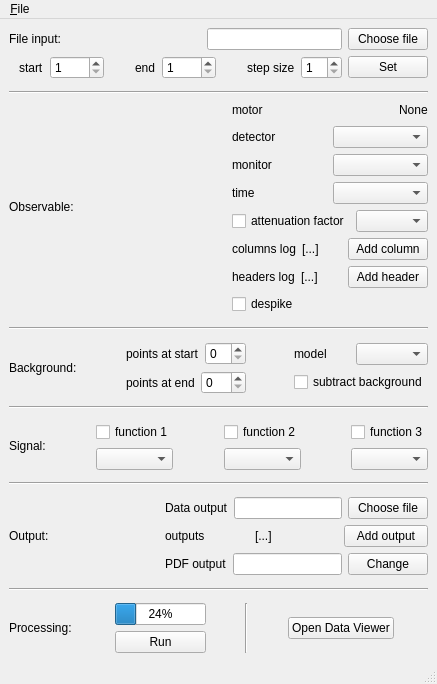
Old version of the form gui/iint-gui.ui in the repository syncope/adapt.
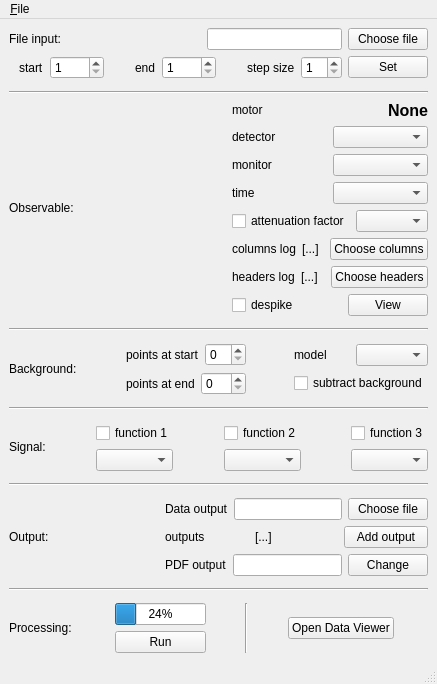
New version of the form.

Commit message: small milestone reached:  - collect all information for running iintdefinition process  - successful run (albeit: not full info yet; hardcoded stuff... BAD)  ! [VIEW] button creates pop-up display of current spectrum

What changed in the file:
```diff
--- a/gui/iint-gui.ui
+++ b/gui/iint-gui.ui
@@ -235,6 +235,428 @@
             </item>
             <item>
              <widget class="QLabel" name="observableMotorLabel">
+              <property name="palette">
+               <palette>
+                <active>
+                 <colorrole role="WindowText">
+                  <brush brushstyle="SolidPattern">
+                   <color alpha="255">
+                    <red>0</red>
+                    <green>0</green>
+                    <blue>0</blue>
+                   </color>
+                  </brush>
+                 </colorrole>
+                 <colorrole role="Button">
+                  <brush brushstyle="SolidPattern">
+                   <color alpha="255">
+                    <red>0</red>
+                    <green>0</green>
+                    <blue>255</blue>
+                   </color>
+                  </brush>
+                 </colorrole>
+                 <colorrole role="Light">
+                  <brush brushstyle="SolidPattern">
+                   <color alpha="255">
+                    <red>127</red>
+                    <green>127</green>
+                    <blue>255</blue>
+                   </color>
+                  </brush>
+                 </colorrole>
+                 <colorrole role="Midlight">
+                  <brush brushstyle="SolidPattern">
+                   <color alpha="255">
+                    <red>63</red>
+                    <green>63</green>
+                    <blue>255</blue>
+                   </color>
+                  </brush>
+                 </colorrole>
+                 <colorrole role="Dark">
+                  <brush brushstyle="SolidPattern">
+                   <color alpha="255">
+                    <red>0</red>
+                    <green>0</green>
+                    <blue>127</blue>
+                   </color>
+                  </brush>
+                 </colorrole>
+                 <colorrole role="Mid">
+                  <brush brushstyle="SolidPattern">
+                   <color alpha="255">
+                    <red>0</red>
+                    <green>0</green>
+                    <blue>170</blue>
+                   </color>
+                  </brush>
+                 </colorrole>
+                 <colorrole role="Text">
+                  <brush brushstyle="SolidPattern">
+                   <color alpha="255">
+                    <red>0</red>
+                    <green>0</green>
+                    <blue>0</blue>
+                   </color>
+                  </brush>
+                 </colorrole>
+                 <colorrole role="BrightText">
+                  <brush brushstyle="SolidPattern">
+                   <color alpha="255">
+                    <red>255</red>
+                    <green>255</green>
+                    <blue>255</blue>
+                   </color>
+                  </brush>
+                 </colorrole>
+                 <colorrole role="ButtonText">
+                  <brush brushstyle="SolidPattern">
+                   <color alpha="255">
+                    <red>0</red>
+                    <green>0</green>
+                    <blue>0</blue>
+                   </color>
+                  </brush>
+                 </colorrole>
+                 <colorrole role="Base">
+                  <brush brushstyle="SolidPattern">
+                   <color alpha="255">
+                    <red>255</red>
+                    <green>255</green>
+                    <blue>255</blue>
+                   </color>
+                  </brush>
+                 </colorrole>
+                 <colorrole role="Window">
+                  <brush brushstyle="SolidPattern">
+                   <color alpha="255">
+                    <red>0</red>
+                    <green>0</green>
+                    <blue>255</blue>
+                   </color>
+                  </brush>
+                 </colorrole>
+                 <colorrole role="Shadow">
+                  <brush brushstyle="SolidPattern">
+                   <color alpha="255">
+                    <red>0</red>
+                    <green>0</green>
+                    <blue>0</blue>
+                   </color>
+                  </brush>
+                 </colorrole>
+                 <colorrole role="AlternateBase">
+                  <brush brushstyle="SolidPattern">
+                   <color alpha="255">
+                    <red>127</red>
+                    <green>127</green>
+                    <blue>255</blue>
+                   </color>
+                  </brush>
+                 </colorrole>
+                 <colorrole role="ToolTipBase">
+                  <brush brushstyle="SolidPattern">
+                   <color alpha="255">
+                    <red>255</red>
+                    <green>255</green>
+                    <blue>220</blue>
+                   </color>
+                  </brush>
+                 </colorrole>
+                 <colorrole role="ToolTipText">
+                  <brush brushstyle="SolidPattern">
+                   <color alpha="255">
+                    <red>0</red>
+                    <green>0</green>
+                    <blue>0</blue>
+                   </color>
+                  </brush>
+                 </colorrole>
+                </active>
+                <inactive>
+                 <colorrole role="WindowText">
+                  <brush brushstyle="SolidPattern">
+                   <color alpha="255">
+                    <red>0</red>
+                    <green>0</green>
+                    <blue>0</blue>
+                   </color>
+                  </brush>
+                 </colorrole>
+                 <colorrole role="Button">
+                  <brush brushstyle="SolidPattern">
+                   <color alpha="255">
+                    <red>0</red>
+                    <green>0</green>
+                    <blue>255</blue>
+                   </color>
+                  </brush>
+                 </colorrole>
+                 <colorrole role="Light">
+                  <brush brushstyle="SolidPattern">
+                   <color alpha="255">
+                    <red>127</red>
+                    <green>127</green>
+                    <blue>255</blue>
+                   </color>
+                  </brush>
+                 </colorrole>
+                 <colorrole role="Midlight">
+                  <brush brushstyle="SolidPattern">
+                   <color alpha="255">
+                    <red>63</red>
+                    <green>63</green>
+                    <blue>255</blue>
+                   </color>
+                  </brush>
+                 </colorrole>
+                 <colorrole role="Dark">
+                  <brush brushstyle="SolidPattern">
+                   <color alpha="255">
+                    <red>0</red>
+                    <green>0</green>
+                    <blue>127</blue>
+                   </color>
+                  </brush>
+                 </colorrole>
+                 <colorrole role="Mid">
+                  <brush brushstyle="SolidPattern">
+                   <color alpha="255">
+                    <red>0</red>
+                    <green>0</green>
+                    <blue>170</blue>
+                   </color>
+                  </brush>
+                 </colorrole>
+                 <colorrole role="Text">
+                  <brush brushstyle="SolidPattern">
+                   <color alpha="255">
+                    <red>0</red>
+                    <green>0</green>
+                    <blue>0</blue>
+                   </color>
+                  </brush>
+                 </colorrole>
+                 <colorrole role="BrightText">
+                  <brush brushstyle="SolidPattern">
+                   <color alpha="255">
+                    <red>255</red>
+                    <green>255</green>
+                    <blue>255</blue>
+                   </color>
+                  </brush>
+                 </colorrole>
+                 <colorrole role="ButtonText">
+                  <brush brushstyle="SolidPattern">
+                   <color alpha="255">
+                    <red>0</red>
+                    <green>0</green>
+                    <blue>0</blue>
+                   </color>
+                  </brush>
+                 </colorrole>
+                 <colorrole role="Base">
+                  <brush brushstyle="SolidPattern">
+                   <color alpha="255">
+                    <red>255</red>
+                    <green>255</green>
+                    <blue>255</blue>
+                   </color>
+                  </brush>
+                 </colorrole>
+                 <colorrole role="Window">
+                  <brush brushstyle="SolidPattern">
+                   <color alpha="255">
+                    <red>0</red>
+                    <green>0</green>
+                    <blue>255</blue>
+                   </color>
+                  </brush>
+                 </colorrole>
+                 <colorrole role="Shadow">
+                  <brush brushstyle="SolidPattern">
+                   <color alpha="255">
+                    <red>0</red>
+                    <green>0</green>
+                    <blue>0</blue>
+                   </color>
+                  </brush>
+                 </colorrole>
+                 <colorrole role="AlternateBase">
+                  <brush brushstyle="SolidPattern">
+                   <color alpha="255">
+                    <red>127</red>
+                    <green>127</green>
+                    <blue>255</blue>
+                   </color>
+                  </brush>
+                 </colorrole>
+                 <colorrole role="ToolTipBase">
+                  <brush brushstyle="SolidPattern">
+                   <color alpha="255">
+                    <red>255</red>
+                    <green>255</green>
+                    <blue>220</blue>
+                   </color>
+                  </brush>
+                 </colorrole>
+                 <colorrole role="ToolTipText">
+                  <brush brushstyle="SolidPattern">
+                   <color alpha="255">
+                    <red>0</red>
+                    <green>0</green>
+                    <blue>0</blue>
+                   </color>
+                  </brush>
+                 </colorrole>
+                </inactive>
+                <disabled>
+                 <colorrole role="WindowText">
+                  <brush brushstyle="SolidPattern">
+                   <color alpha="255">
+                    <red>0</red>
+                    <green>0</green>
+                    <blue>127</blue>
+                   </color>
+                  </brush>
+                 </colorrole>
+                 <colorrole role="Button">
+                  <brush brushstyle="SolidPattern">
+                   <color alpha="255">
+                    <red>0</red>
+                    <green>0</green>
+                    <blue>255</blue>
+                   </color>
+                  </brush>
+                 </colorrole>
+                 <colorrole role="Light">
+                  <brush brushstyle="SolidPattern">
+                   <color alpha="255">
+                    <red>127</red>
+                    <green>127</green>
+                    <blue>255</blue>
+                   </color>
+                  </brush>
+                 </colorrole>
+                 <colorrole role="Midlight">
+                  <brush brushstyle="SolidPattern">
+                   <color alpha="255">
+                    <red>63</red>
+                    <green>63</green>
+                    <blue>255</blue>
+                   </color>
+                  </brush>
+                 </colorrole>
+                 <colorrole role="Dark">
+                  <brush brushstyle="SolidPattern">
+                   <color alpha="255">
+                    <red>0</red>
+                    <green>0</green>
+                    <blue>127</blue>
+                   </color>
+                  </brush>
+                 </colorrole>
+                 <colorrole role="Mid">
+                  <brush brushstyle="SolidPattern">
+                   <color alpha="255">
+                    <red>0</red>
+                    <green>0</green>
+                    <blue>170</blue>
+                   </color>
+                  </brush>
+                 </colorrole>
+                 <colorrole role="Text">
+                  <brush brushstyle="SolidPattern">
+                   <color alpha="255">
+                    <red>0</red>
+                    <green>0</green>
+                    <blue>127</blue>
+                   </color>
+                  </brush>
+                 </colorrole>
+                 <colorrole role="BrightText">
+                  <brush brushstyle="SolidPattern">
+                   <color alpha="255">
+                    <red>255</red>
+                    <green>255</green>
+                    <blue>255</blue>
+                   </color>
+                  </brush>
+                 </colorrole>
+                 <colorrole role="ButtonText">
+                  <brush brushstyle="SolidPattern">
+                   <color alpha="255">
+                    <red>0</red>
+                    <green>0</green>
+                    <blue>127</blue>
+                   </color>
+                  </brush>
+                 </colorrole>
+                 <colorrole role="Base">
+                  <brush brushstyle="SolidPattern">
+                   <color alpha="255">
+                    <red>0</red>
+                    <green>0</green>
+                    <blue>255</blue>
+                   </color>
+                  </brush>
+                 </colorrole>
+                 <colorrole role="Window">
+                  <brush brushstyle="SolidPattern">
+                   <color alpha="255">
+                    <red>0</red>
+                    <green>0</green>
+                    <blue>255</blue>
+                   </color>
+                  </brush>
+                 </colorrole>
+                 <colorrole role="Shadow">
+                  <brush brushstyle="SolidPattern">
+                   <color alpha="255">
+                    <red>0</red>
+                    <green>0</green>
+                    <blue>0</blue>
+                   </color>
+                  </brush>
+                 </colorrole>
+                 <colorrole role="AlternateBase">
+                  <brush brushstyle="SolidPattern">
+                   <color alpha="255">
+                    <red>0</red>
+                    <green>0</green>
+                    <blue>255</blue>
+                   </color>
+                  </brush>
+                 </colorrole>
+                 <colorrole role="ToolTipBase">
+                  <brush brushstyle="SolidPattern">
+                   <color alpha="255">
+                    <red>255</red>
+                    <green>255</green>
+                    <blue>220</blue>
+                   </color>
+                  </brush>
+                 </colorrole>
+                 <colorrole role="ToolTipText">
+                  <brush brushstyle="SolidPattern">
+                   <color alpha="255">
+                    <red>0</red>
+                    <green>0</green>
+                    <blue>0</blue>
+                   </color>
+                  </brush>
+                 </colorrole>
+                </disabled>
+               </palette>
+              </property>
+              <property name="font">
+               <font>
+                <pointsize>12</pointsize>
+                <weight>75</weight>
+                <bold>true</bold>
+               </font>
+              </property>
               <property name="text">
                <string>None</string>
               </property>
@@ -317,7 +739,7 @@
             <item>
              <widget class="QPushButton" name="observableAddColumnBtn">
               <property name="text">
-               <string>Add column</string>
+               <string>Choose columns</string>
               </property>
              </widget>
             </item>
@@ -342,18 +764,42 @@
             <item>
              <widget class="QPushButton" name="observableAddHeaderBtn">
               <property name="text">
-               <string>Add header</string>
+               <string>Choose headers</string>
               </property>
              </widget>
             </item>
            </layout>
           </item>
           <item>
-           <widget class="QCheckBox" name="despikeCheckBox">
-            <property name="text">
-             <string>despike</string>
-            </property>
-           </widget>
+           <layout class="QHBoxLayout" name="horizontalLayout_17">
+            <item>
+             <widget class="QCheckBox" name="despikeCheckBox">
+              <property name="text">
+               <string>despike</string>
+              </property>
+             </widget>
+            </item>
+            <item>
+             <spacer name="horizontalSpacer_8">
+              <property name="orientation">
+               <enum>Qt::Horizontal</enum>
+              </property>
+              <property name="sizeHint" stdset="0">
+               <size>
+                <width>40</width>
+                <height>20</height>
+               </size>
+              </property>
+             </spacer>
+            </item>
+            <item>
+             <widget class="QPushButton" name="observableVIEW">
+              <property name="text">
+               <string>View</string>
+              </property>
+             </widget>
+            </item>
+           </layout>
           </item>
          </layout>
         </item>
```
The commit also changes 1 other file.
